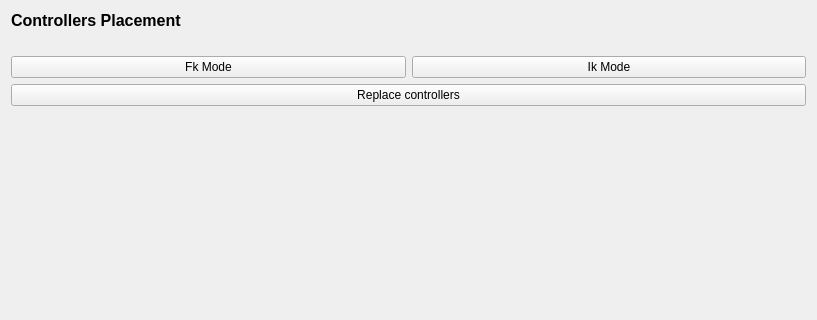
Before: the Qt Designer form forms/PageControllerPlacement.ui in ThomasEscalle/WombatAutoRig, drawn with Qt 5; both pictures show x 0 to 817 and y 0 to 320 of the 817 by 799 pixel window.
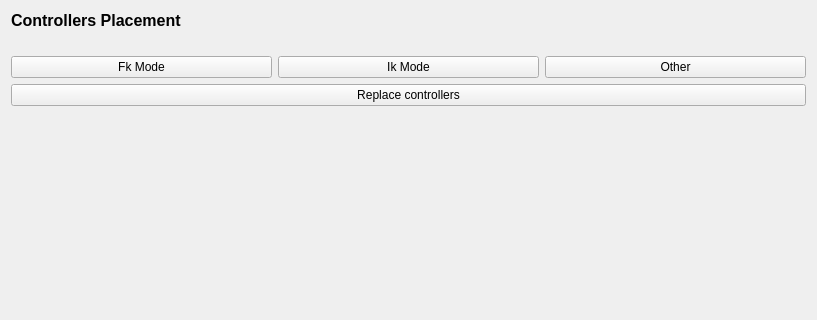
After: the same form once the commit is applied.

Commit message: Created the Other controller method

```diff
--- a/forms/PageControllerPlacement.ui
+++ b/forms/PageControllerPlacement.ui
@@ -50,6 +50,13 @@
        </property>
       </widget>
      </item>
+     <item>
+      <widget class="QPushButton" name="btnOther">
+       <property name="text">
+        <string>Other</string>
+       </property>
+      </widget>
+     </item>
     </layout>
    </item>
    <item>
```
The commit also changes 4 other files.
